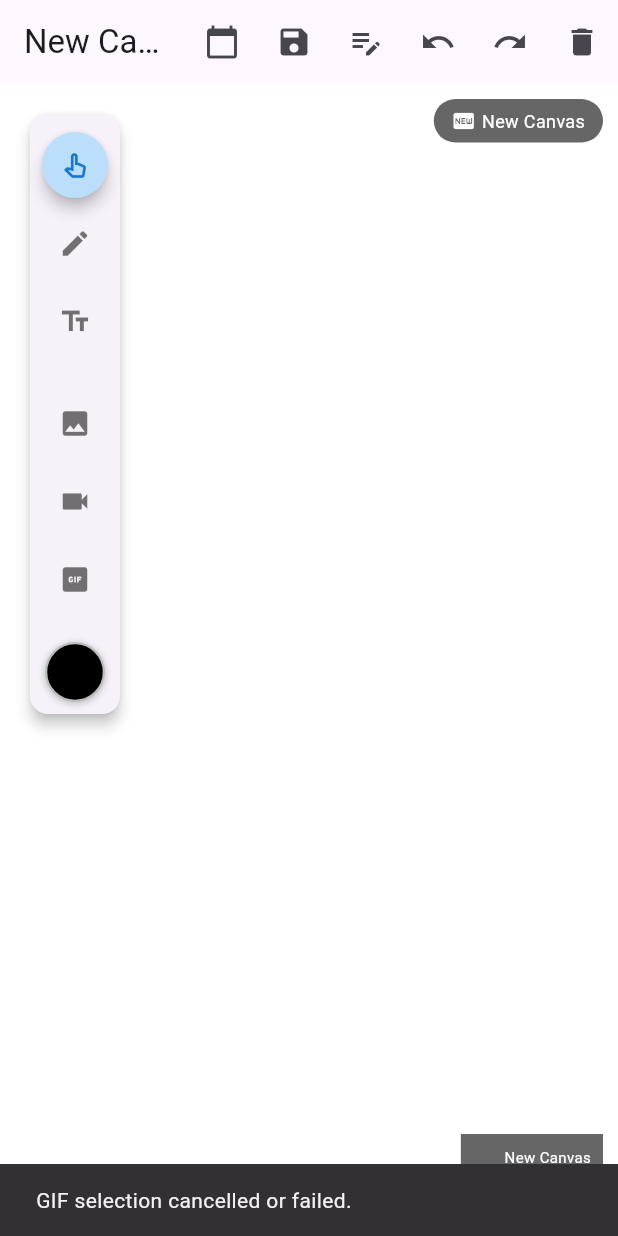
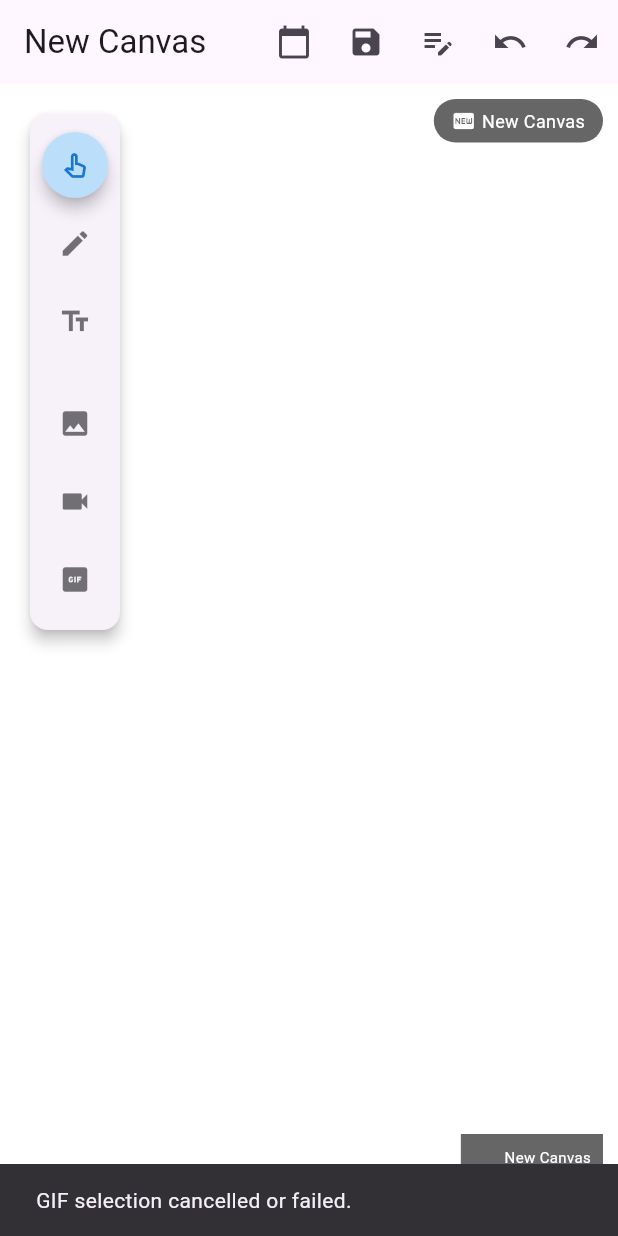
Before and after one commit to S-HARI-S/dayly, a Flutter app: the screen it shows after launch, after a tap on the "gif box" icon, on a phone screen of 412 x 824 dp. Run offline on Flutter 3.47's test engine with Material 3 defaults, Android fonts, the phone set to English and light mode, and no system bars; our stand-ins replace flutter_colorpicker, flutter_dotenv, image_picker, table_calendar, video_player; missing offline and left inert: giphy_picker.

Commit message:
fix: minor bugs

```diff
--- a/lib/main.dart
+++ b/lib/main.dart
@@ -142,11 +142,6 @@ class _DrawingBoardState extends State<DrawingBoard> {
             onPressed: () => Provider.of<DrawingProvider>(context, listen: false).redo(),
             tooltip: 'Redo',
           ),
-          IconButton(
-            icon: const Icon(Icons.delete),
-            onPressed: () => Provider.of<DrawingProvider>(context, listen: false).deleteSelected(),
-            tooltip: 'Delete Selected',
-          ),
         ],
       ),
       body: Stack(
@@ -273,30 +268,6 @@ class _DrawingBoardState extends State<DrawingBoard> {
                               .searchAndAddGif(context, _transformationController);
                           },
                           tooltip: 'Search & Add GIF',
-                        ),
-
-                        const Divider(height: 16), // Separator
-
-                        // --- Color Picker ---
-                        GestureDetector(
-                          onTap: () => _showColorPicker(context, drawingProvider),
-                          child: Container(
-                            width: 40,
-                            height: 40,
-                            decoration: BoxDecoration(
-                              color: drawingProvider.currentColor,
-                              shape: BoxShape.circle,
-                              border: Border.all(color: Colors.grey.shade400, width: 1.5),
-                              boxShadow: [
-                                BoxShadow(
-                                  color: Colors.grey.withOpacity(0.5),
-                                  spreadRadius: 1,
-                                  blurRadius: 3,
-                                  offset: const Offset(0, 1),
-                                ),
-                              ],
-                            ),
-                          ),
                         ),
                       ],
                     );
--- a/lib/widgets/contextual_toolbar.dart
+++ b/lib/widgets/contextual_toolbar.dart
@@ -356,14 +356,18 @@ class ContextualToolbar extends StatelessWidget {
 
         // Build the actual toolbar widget
         return BottomAppBar(
-          child: Padding(
-             padding: const EdgeInsets.symmetric(horizontal: 8.0),
-             child: Wrap(
-               alignment: WrapAlignment.spaceEvenly,
-               spacing: 4.0, // Adjust spacing between buttons
-               runSpacing: 4.0,
-               children: actions,
-             ),
+          // Wrap the content in a SingleChildScrollView for horizontal scrolling
+          child: SingleChildScrollView(
+            scrollDirection: Axis.horizontal,
+            child: Padding(
+               padding: const EdgeInsets.symmetric(horizontal: 8.0, vertical: 4.0), // Added vertical padding
+               child: Wrap(
+                 alignment: WrapAlignment.start, // Align items to the start
+                 spacing: 8.0, // Increased spacing between buttons
+                 runSpacing: 4.0, // Keep run spacing if needed, though less likely with horizontal scroll
+                 children: actions,
+               ),
+            ),
           )
         );
       },
```
